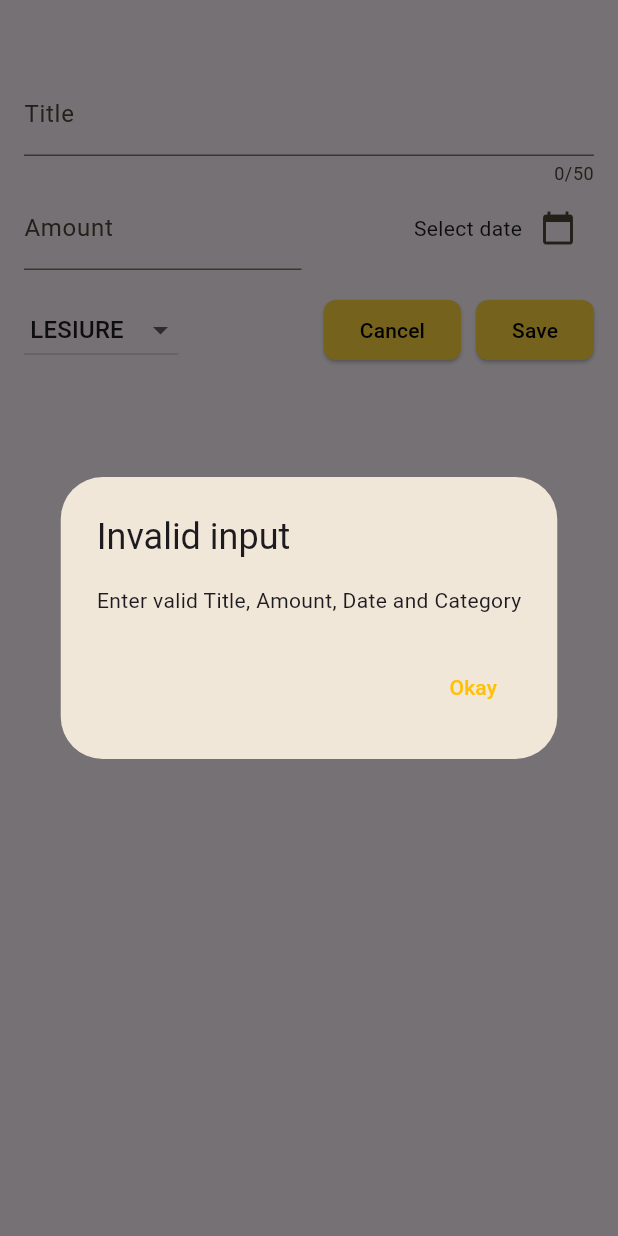
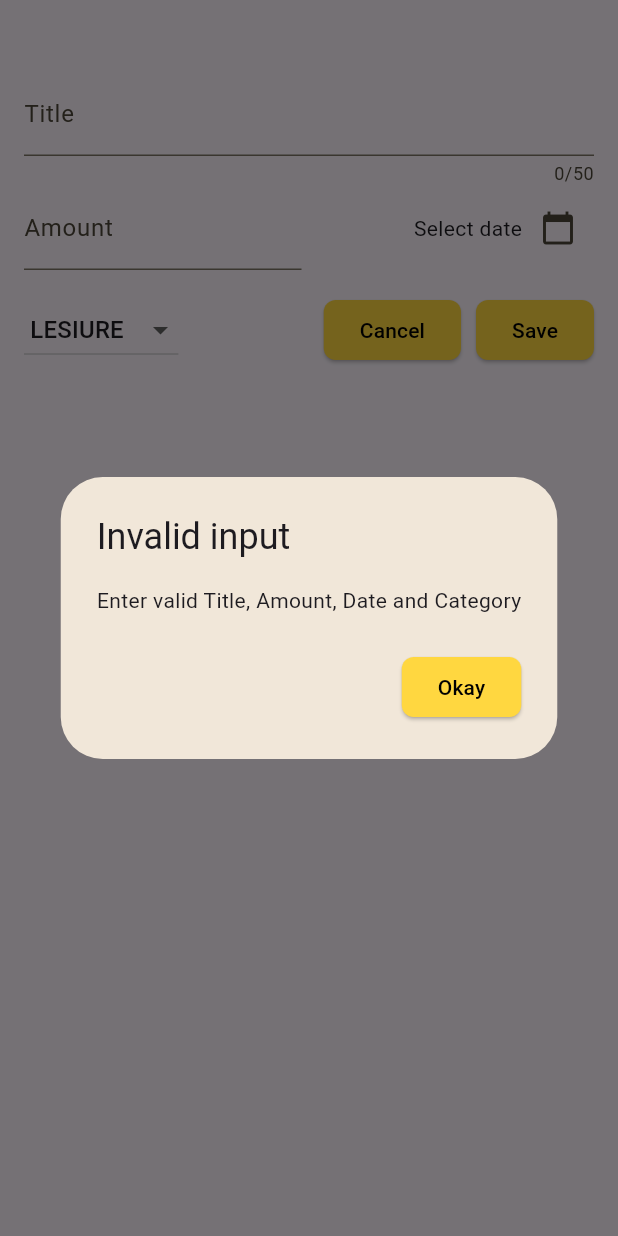
Before and after one commit to Bhavyak789/Expense_Tracker, a Flutter app: the NewExpense widget shown alone on an empty page, opened directly with empty values, after a tap on "Save", on a phone screen of 412 x 824 dp. Run offline on Flutter 3.47's test engine with Material 3 defaults, Android fonts, the phone set to English and light mode, and no system bars.

```diff
--- a/lib/widgets/expenses_list/expense_list.dart
+++ b/lib/widgets/expenses_list/expense_list.dart
@@ -16,7 +16,7 @@ class ExpenseList extends StatelessWidget {
       itemCount: expenses.length,
       itemBuilder: (ctx, index) => Dismissible(
         background: Container(
-          margin: EdgeInsets.symmetric(vertical: 8),
+          margin: const EdgeInsets.symmetric(vertical: 8),
           color: const Color.fromARGB(215, 255, 82, 82),
         ),
         key: ValueKey(expenses[index]),
--- a/lib/widgets/new_expense.dart
+++ b/lib/widgets/new_expense.dart
@@ -46,7 +46,7 @@ class _NewExpense extends State<NewExpense> {
           title: const Text('Invalid input'),
           content: const Text('Enter valid Title, Amount, Date and Category'),
           actions: [
-            TextButton(
+            ElevatedButton(
               onPressed: () {
                 Navigator.pop(ctx);
               },
```
Also changed, not shown: lib/main.dart (+10 -2 lines).
